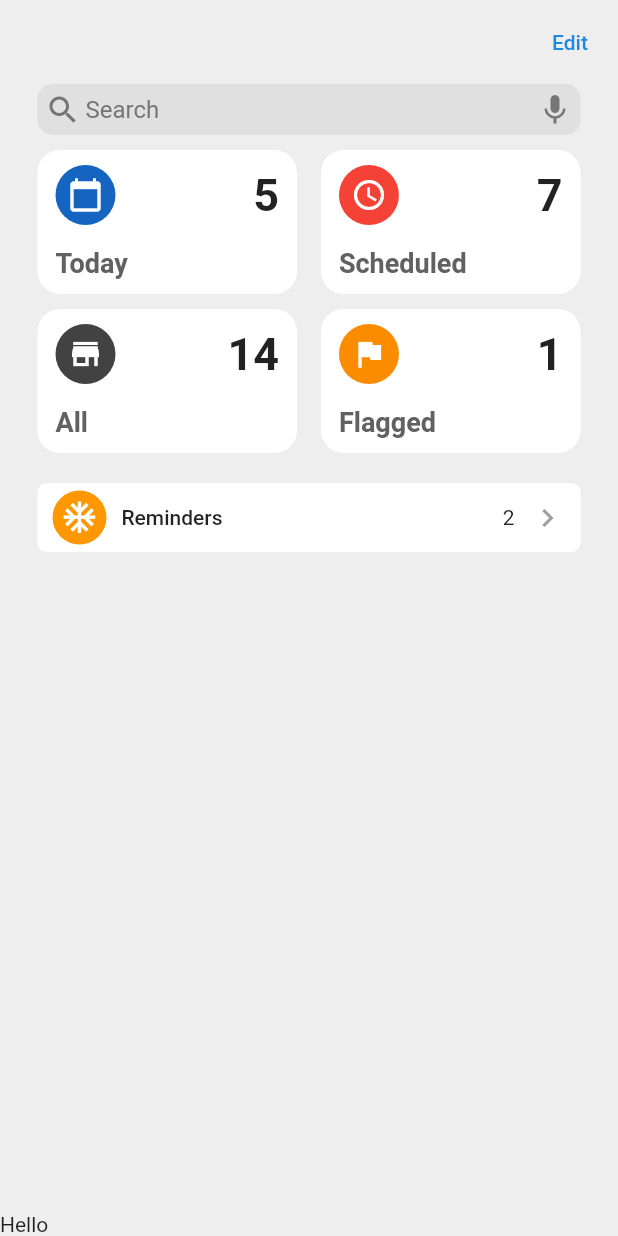
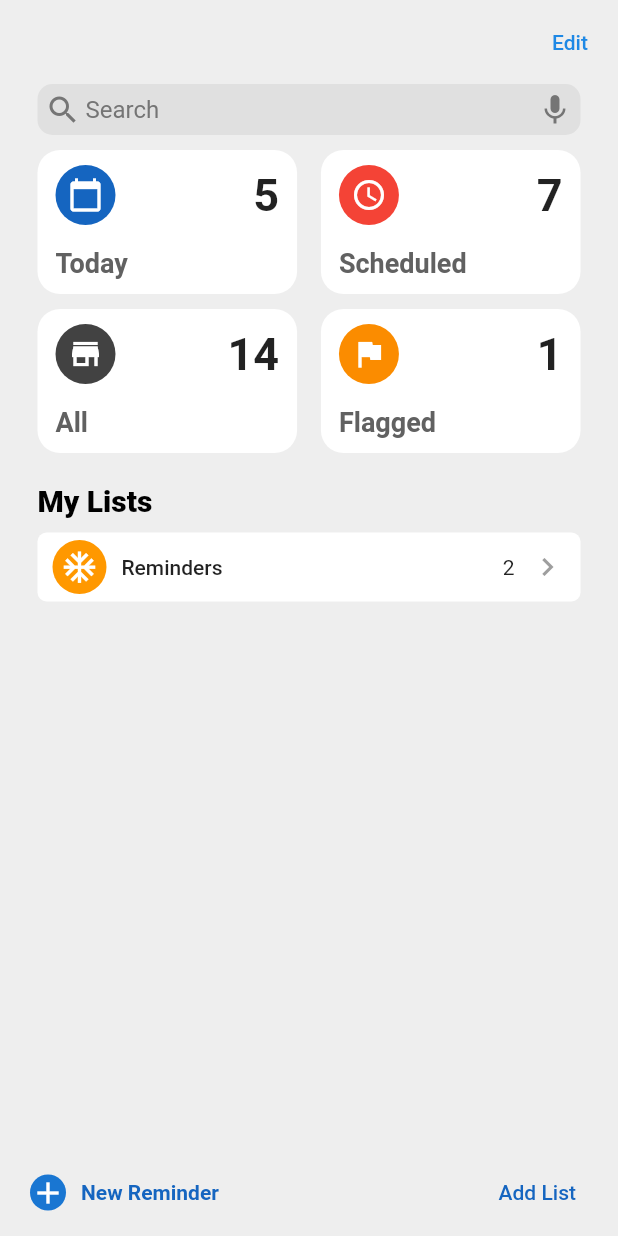
Before and after one commit to davidjhoseph/reminders_app, a Flutter app: the screen it shows after launch, on a phone screen of 412 x 824 dp. Run offline on Flutter 3.47's test engine with Material 2 defaults, Android fonts, the phone set to English and light mode, and no system bars; our stand-ins replace flutter_riverpod, get.

Commit message:
minor changes

```diff
--- a/lib/provider/ListProvider.dart
+++ b/lib/provider/ListProvider.dart
@@ -10,17 +10,7 @@ class ListProvider extends ChangeNotifier {
       reminders: ["Hello", "World"],
     ),
   ];
-  String _greet = "Salo";
   List<SingleList> get lists {
     return [..._lists];
   }
-
-  String get greet {
-    return _greet;
-  }
-
-  changeGreeting(string) {
-    _greet = string;
-    notifyListeners();
-  }
 }
--- a/lib/screens/HomeScreen.dart
+++ b/lib/screens/HomeScreen.dart
@@ -119,6 +119,15 @@ class HomeScreen extends StatelessWidget {
                         ],
                       ),
                       SizedBox(height: 20),
+                      Text(
+                        "My Lists",
+                        style: TextStyle(
+                          color: Colors.black,
+                          fontSize: 20,
+                          fontWeight: FontWeight.w800,
+                        ),
+                      ),
+                      SizedBox(height: 10),
                       Consumer(
                         builder: (context, watch, child) {
                           final response = watch(listsProvider);
@@ -146,8 +155,42 @@ class HomeScreen extends StatelessWidget {
               ),
             ),
           ),
-          Row(
-            children: [Text("Hello")],
+          Padding(
+            padding: const EdgeInsets.symmetric(horizontal: 20, vertical: 5),
+            child: Row(
+              children: [
+                GestureDetector(
+                  onTap: () => print("New Reminder"),
+                  child: Row(
+                    children: [
+                      CircleAvatar(
+                        child: Icon(Icons.add),
+                        radius: 12,
+                      ),
+                      SizedBox(width: 10),
+                      Text(
+                        "New Reminder",
+                        style: TextStyle(
+                          fontWeight: FontWeight.bold,
+                          color: Theme.of(context).primaryColor,
+                        ),
+                      ),
+                    ],
+                  ),
+                ),
+                Spacer(),
+                TextButton(
+                  onPressed: () => print("Add List"),
+                  child: Text(
+                    "Add List",
+                    style: TextStyle(
+                      fontWeight: FontWeight.w500,
+                      color: Theme.of(context).primaryColor,
+                    ),
+                  ),
+                )
+              ],
+            ),
           )
         ],
       ),
```
